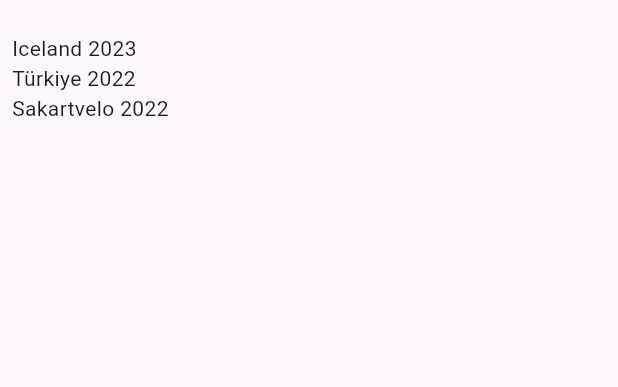
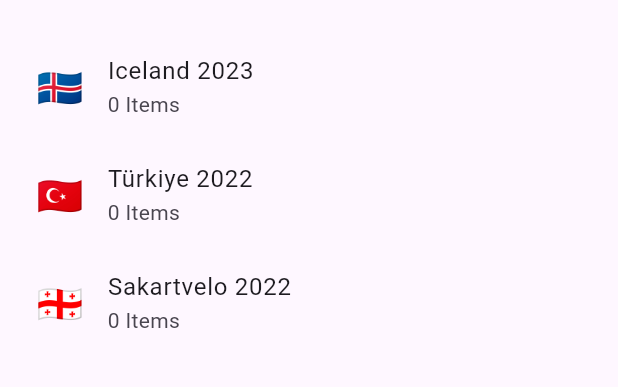
Before and after one commit to FOehler/kml_library, a Flutter app: the screen it shows after launch, on a phone screen of 412 x 824 dp, the part 63-450 px from its top. Run offline on Flutter 3.47's test engine with Material 2 defaults, Android fonts, the phone set to English and light mode, and no system bars; our stand-ins replace flutter_riverpod, freezed_annotation; generated files the repository leaves out were written again.

Commit message:
Implement list view

```diff
--- a/kml_library/lib/src/data/repository/library_repository.dart
+++ b/kml_library/lib/src/data/repository/library_repository.dart
@@ -20,9 +20,9 @@ class LibraryRepository implements ILibraryRepository {
   @override
   Future<Library> getLibrary() {
     return Future.value(const Library(collections: [
-      Collection(id: CollectionId(value: 1), name: "Iceland 2023", placeMarkers: []),
-      Collection(id: CollectionId(value: 1), name: "Türkiye 2022", placeMarkers: []),
-      Collection(id: CollectionId(value: 1), name: "Sakartvelo 2022", placeMarkers: []),
+      Collection(id: CollectionId(value: 1), name: "Iceland 2023", icon: "\u{1F1EE}\u{1F1F8}", placeMarkers: []),
+      Collection(id: CollectionId(value: 1), name: "Türkiye 2022", icon: "\u{1F1F9}\u{1F1F7}", placeMarkers: []),
+      Collection(id: CollectionId(value: 1), name: "Sakartvelo 2022", icon: "\u{1F1EC}\u{1F1EA}", placeMarkers: []),
     ]));
   }
 }
--- a/kml_library/lib/src/domain/model/collection.dart
+++ b/kml_library/lib/src/domain/model/collection.dart
@@ -9,6 +9,7 @@ class Collection with _$Collection {
   const factory Collection({
     required CollectionId id,
     required String name,
+    required String icon,
     required List<PlaceMarker> placeMarkers,
   }) = _Collection;
 
--- a/kml_library/lib/src/presentation/view/collection_list_page.dart
+++ b/kml_library/lib/src/presentation/view/collection_list_page.dart
@@ -39,7 +39,7 @@ class CollectionListPage extends StatelessWidget {
 
   Widget _buildCollectionListWidget(final WidgetRef ref, final Library library) {
     if (library.length == 0) {
-      return const Center(child: Text('No ToDo'));
+      return const Center(child: Text('No Collection Available'));
     } else {
       return ListView.builder(
         padding: const EdgeInsets.all(8),
@@ -47,8 +47,15 @@ class CollectionListPage extends StatelessWidget {
         shrinkWrap: true,
         physics: const AlwaysScrollableScrollPhysics(),
         itemBuilder: (final BuildContext context, final int index) {
-          return Text(
-            library[index].name,
+          return ListTile(
+            leading: Text(
+              library[index].icon,
+              style: TextStyle(fontSize: 25),
+            ),
+            title: Text(
+              library[index].name,
+            ),
+            subtitle: Text("${library[index].placeMarkers.length.toString()} Items"),
           );
         },
       );
```
